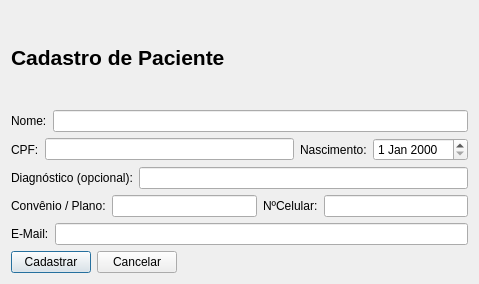
This is clinica_cpp/cadastropacientes.ui in juander/Projeto_CPP as Qt 5 draws it before an edit. The edited form follows.
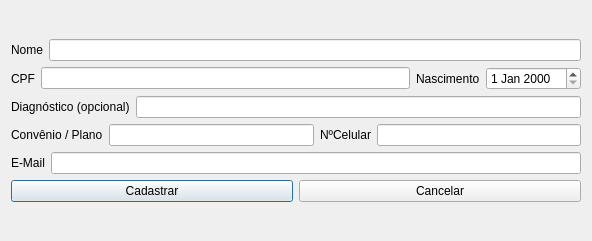
This is the edited form.

Patch:
```diff
--- a/clinica_cpp/cadastropacientes.ui
+++ b/clinica_cpp/cadastropacientes.ui
@@ -6,8 +6,8 @@
    <rect>
     <x>0</x>
     <y>0</y>
-    <width>479</width>
-    <height>284</height>
+    <width>592</width>
+    <height>241</height>
    </rect>
   </property>
   <property name="windowTitle">
@@ -16,26 +16,12 @@
   <layout class="QVBoxLayout" name="verticalLayout_2">
    <item>
     <layout class="QVBoxLayout" name="verticalLayout">
-     <item>
-      <widget class="QLabel" name="label_6">
-       <property name="text">
-        <string>&lt;!DOCTYPE HTML PUBLIC &quot;-//W3C//DTD HTML 4.0//EN&quot; &quot;http://www.w3.org/TR/REC-html40/strict.dtd&quot;&gt;
-&lt;html&gt;&lt;head&gt;&lt;meta name=&quot;qrichtext&quot; content=&quot;1&quot; /&gt;&lt;meta charset=&quot;utf-8&quot; /&gt;&lt;style type=&quot;text/css&quot;&gt;
-p, li { white-space: pre-wrap; }
-hr { height: 1px; border-width: 0; }
-li.unchecked::marker { content: &quot;\2610&quot;; }
-li.checked::marker { content: &quot;\2612&quot;; }
-&lt;/style&gt;&lt;/head&gt;&lt;body style=&quot; font-family:'Segoe UI'; font-size:9pt; font-weight:400; font-style:normal;&quot;&gt;
-&lt;p style=&quot; margin-top:12px; margin-bottom:12px; margin-left:0px; margin-right:0px; -qt-block-indent:0; text-indent:0px;&quot;&gt;&lt;span style=&quot; font-size:16pt; font-weight:700;&quot;&gt;Cadastro de Paciente&lt;/span&gt;&lt;/p&gt;&lt;/body&gt;&lt;/html&gt;</string>
-       </property>
-      </widget>
-     </item>
      <item>
       <layout class="QHBoxLayout" name="horizontalLayout">
        <item>
         <widget class="QLabel" name="label">
          <property name="text">
-          <string>Nome:</string>
+          <string>Nome</string>
          </property>
         </widget>
        </item>
@@ -49,7 +35,7 @@
        <item>
         <widget class="QLabel" name="label_8">
          <property name="text">
-          <string>CPF:</string>
+          <string>CPF</string>
          </property>
         </widget>
        </item>
@@ -59,7 +45,7 @@
        <item>
         <widget class="QLabel" name="label_5">
          <property name="text">
-          <string>Nascimento:</string>
+          <string>Nascimento</string>
          </property>
         </widget>
        </item>
@@ -73,7 +59,7 @@
        <item>
         <widget class="QLabel" name="label_9">
          <property name="text">
-          <string>Diagnóstico (opcional):</string>
+          <string>Diagnóstico (opcional)</string>
          </property>
         </widget>
        </item>
@@ -87,7 +73,7 @@
        <item>
         <widget class="QLabel" name="label_2">
          <property name="text">
-          <string>Convênio / Plano:</string>
+          <string>Convênio / Plano</string>
          </property>
         </widget>
        </item>
@@ -97,7 +83,7 @@
        <item>
         <widget class="QLabel" name="label_7">
          <property name="text">
-          <string>NºCelular:</string>
+          <string>NºCelular</string>
          </property>
         </widget>
        </item>
@@ -111,7 +97,7 @@
        <item>
         <widget class="QLabel" name="label_3">
          <property name="text">
-          <string>E-Mail:</string>
+          <string>E-Mail</string>
          </property>
         </widget>
        </item>
@@ -136,19 +122,6 @@
          </property>
         </widget>
        </item>
-       <item>
-        <spacer name="horizontalSpacer">
-         <property name="orientation">
-          <enum>Qt::Orientation::Horizontal</enum>
-         </property>
-         <property name="sizeHint" stdset="0">
-          <size>
-           <width>40</width>
-           <height>20</height>
-          </size>
-         </property>
-        </spacer>
-       </item>
       </layout>
      </item>
     </layout>
```
